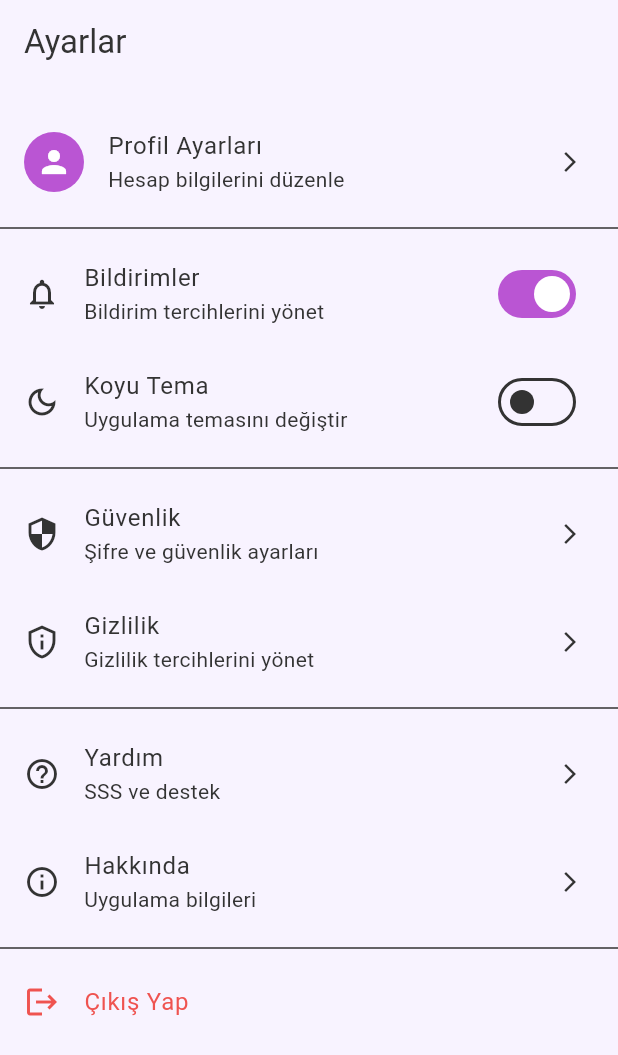
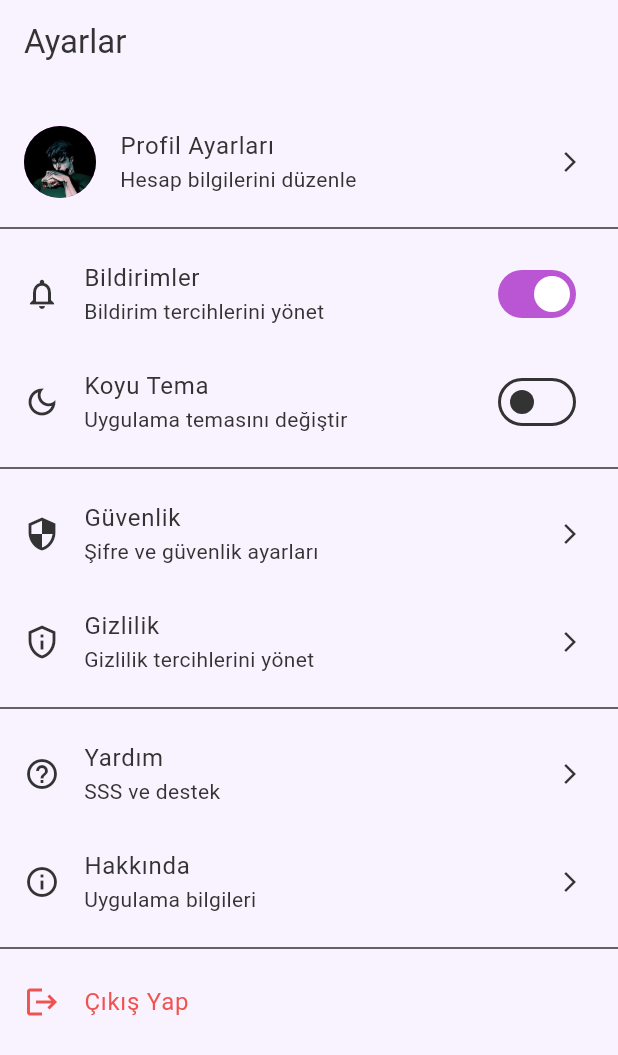
Before and after one commit to BrieflyMR/MR-Flutter, a Flutter app: the SettingsScreen screen opened by its route, on a phone screen of 412 x 824 dp. Shown: the top 1055 px of the screen. Run offline on Flutter 3.47's test engine with Material 3 defaults, Android fonts, the phone set to English and light mode, and no system bars; our stand-ins replace go_router, google_fonts, lottie; missing offline and left inert: dotlottie_loader; Roboto replaces fonts that are missing (Ubuntu).

Commit message:
Settings ekranında artık profil fotoğrafınız gözükecek !

```diff
--- a/lib/screens/settings_screen.dart
+++ b/lib/screens/settings_screen.dart
@@ -27,12 +27,16 @@ Widget build(BuildContext context) {
         const SizedBox(height: 16),
 
         ListTile(
-          leading: const CircleAvatar(child: Icon(Icons.person)),
-          title: const Text('Profil Ayarları'),
-          subtitle: const Text('Hesap bilgilerini düzenle'),
-          trailing: const Icon(Icons.arrow_forward_ios, size: 16),
-          onTap: () => context.push('/profile'),
-        ),
+  leading: const CircleAvatar(
+    radius: 24,
+    backgroundImage: AssetImage('assets/images/profile.jpg'),
+  ),
+  title: const Text('Profil Ayarları'),
+  subtitle: const Text('Hesap bilgilerini düzenle'),
+  trailing: const Icon(Icons.arrow_forward_ios, size: 16),
+  onTap: () => context.push('/profile'),
+),
+
 
         const Divider(),
 
```
